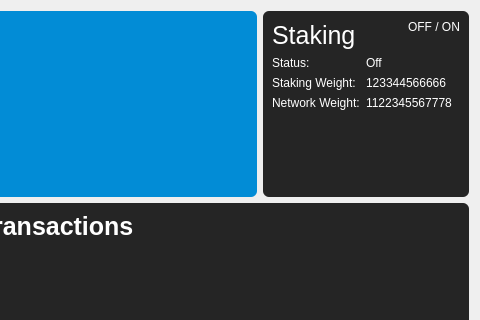
Qt form src/qt/forms/overviewpage.ui (NoLimitCoin/NoLimitCoin-Core) before a commit; both pictures show x 131 to 611 and y 0 to 320 of the 611 by 460 pixel window.
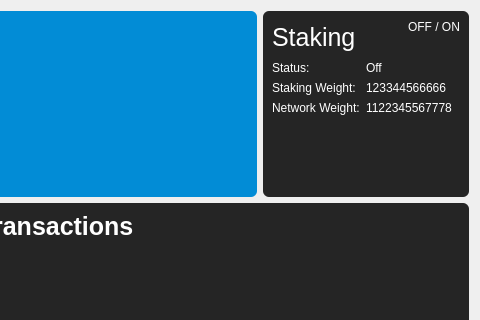
The same form after that commit. Icons and pictures are not drawn.

Commit message: fixing staking switch icon not visible for windows

Patch:
```diff
--- a/src/qt/forms/overviewpage.ui
+++ b/src/qt/forms/overviewpage.ui
@@ -120,6 +120,9 @@
         <enum>QFrame::Raised</enum>
        </property>
        <layout class="QVBoxLayout" name="verticalLayout_2">
+        <property name="spacing">
+         <number>6</number>
+        </property>
         <item>
          <layout class="QHBoxLayout" name="horizontalLayout_5">
           <property name="spacing">
@@ -583,7 +586,7 @@
             <property name="maximumSize">
              <size>
               <width>16777215</width>
-              <height>30</height>
+              <height>35</height>
              </size>
             </property>
             <property name="layoutDirection">
```
